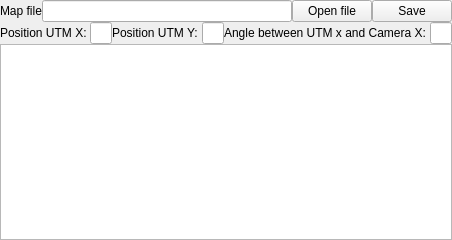
This is resources/Camera_is1500_Widget.ui in Deastan/rqt_camera_is1500 as Qt 5 draws it before an edit. The edited form follows.
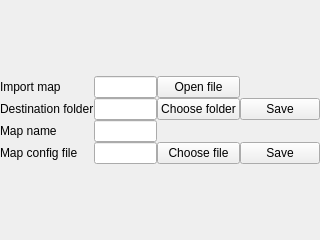
This is the edited form.

Commit message: add modification, save, but not finsish yet.

Diff of the .ui file:
```diff
--- a/resources/Camera_is1500_Widget.ui
+++ b/resources/Camera_is1500_Widget.ui
@@ -21,45 +21,13 @@
       <number>0</number>
     </property>
     <item> <!-- Map file selection -->
-      <layout class="QHBoxLayout" name="file_wp_layout">
-        <item>
-          <widget class="QLabel" name="file_name_label">
-            <property name="text">
-             <string>Map file</string>
-            </property>
-          </widget>
-        </item>
-        <item>
-          <widget class="QLineEdit" name="file_name_edit">
-            <property name="text">
-              <string></string>
-            </property>
-          </widget>
-        </item>
-        <item>
-          <widget class="QPushButton" name="file_name_button">
-            <property name="text">
-              <string>Open file</string>
-            </property>
-          </widget>
-        </item>
-        <item>
-          <widget class="QPushButton" name="save_file_button">
-            <property name="text">
-              <string>Save</string>
-            </property>
-          </widget>
-        </item>
-      </layout>
-    </item>
-    <item> <!-- Editing waypoints -->
-      <layout class="QHBoxLayout" name="add_wp_layout">
+      <layout class="QHBoxLayout" name="map_layout">
         <item> <!-- marker_pub details -->
           <layout class="QGridLayout" name="details_layout">
             <item row="0" column="0">
-              <widget class="QLabel" name="x_label">
+              <widget class="QLabel" name="file_name_label">
                 <property name="text">
-                 <string>Position UTM X: </string>
+                 <string>Import map</string>
                 </property>
               </widget>
             </item>
@@ -71,35 +39,80 @@
               </widget>
             </item>
             <item row="0" column="2">
-              <widget class="QLabel" name="y_label">
+              <widget class="QPushButton" name="file_name_button">
                 <property name="text">
-                 <string>Position UTM Y: </string>
+                  <string>Open file</string>
                 </property>
               </widget>
             </item>
-            <item  row="0" column="3">
-              <widget class="QLineEdit" name="y_edit">
+            <item row="1" column="0">
+              <widget class="QLabel" name="desination_file_name_label">
                 <property name="text">
+                 <string>Destination folder</string>
+                </property>
+              </widget>
+            </item>
+            <item row="1" column="1">
+              <widget class="QLineEdit" name="desination_file_name_edit">
+                <property name="text">
                   <string></string>
                 </property>
               </widget>
             </item>
-            <item row="0" column="4">
-              <widget class="QLabel" name="theta_label">
+            <item row="1" column="2">
+              <widget class="QPushButton" name="desination_file_name_button">
                 <property name="text">
-                 <string>Angle between UTM x and Camera X: </string>
+                  <string>Choose folder</string>
                 </property>
               </widget>
             </item>
-            <item  row="0" column="5">
-              <widget class="QLineEdit" name="theta_edit">
+            <item row="1" column="3">
+              <widget class="QPushButton" name="desination_save_file_button">
                 <property name="text">
+                  <string>Save</string>
+                </property>
+              </widget>
+            </item>
+            <item row="2" column="0">
+              <widget class="QLabel" name="map_name_label">
+                <property name="text">
+                 <string>Map name</string>
+                </property>
+              </widget>
+            </item>
+            <item  row="2" column="1">
+              <widget class="QLineEdit" name="map_name_edit">
+                <property name="text">
                   <string></string>
                 </property>
               </widget>
             </item>
-            <item  row="1" column="0" colspan="6">
-              <widget class="QListView" name="arc_list">
+            <item row="3" column="0">
+              <widget class="QLabel" name="config_map_file_name_label">
+                <property name="text">
+                 <string>Map config file</string>
+                </property>
+              </widget>
+            </item>
+            <item row="3" column="1">
+              <widget class="QLineEdit" name="config_map_file_name_edit">
+                <property name="text">
+                  <string></string>
+                </property>
+              </widget>
+            </item>
+            <item row="3" column="2">
+              <widget class="QPushButton" name="config_map_file_name_button">
+                <property name="text">
+                  <string>Choose file</string>
+                </property>
+              </widget>
+            </item>
+            <item row="3" column="3">
+              <widget class="QPushButton" name="config_map_save_file_button">
+                <property name="text">
+                  <string>Save</string>
+                </property>
               </widget>
             </item>
           </layout>
```
Left out of the diff: 4 changed lines with no effect on the pictures. The commit also changes 2 other files.
